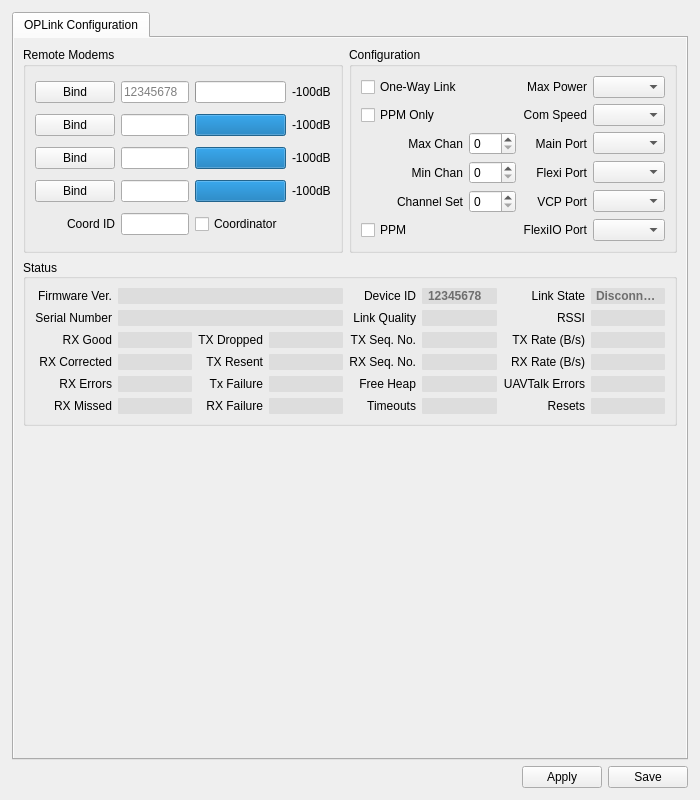
The window that ground/openpilotgcs/src/plugins/config/pipxtreme.ui (openpilot/OpenPilot) describes before a commit, drawn with Qt 5.
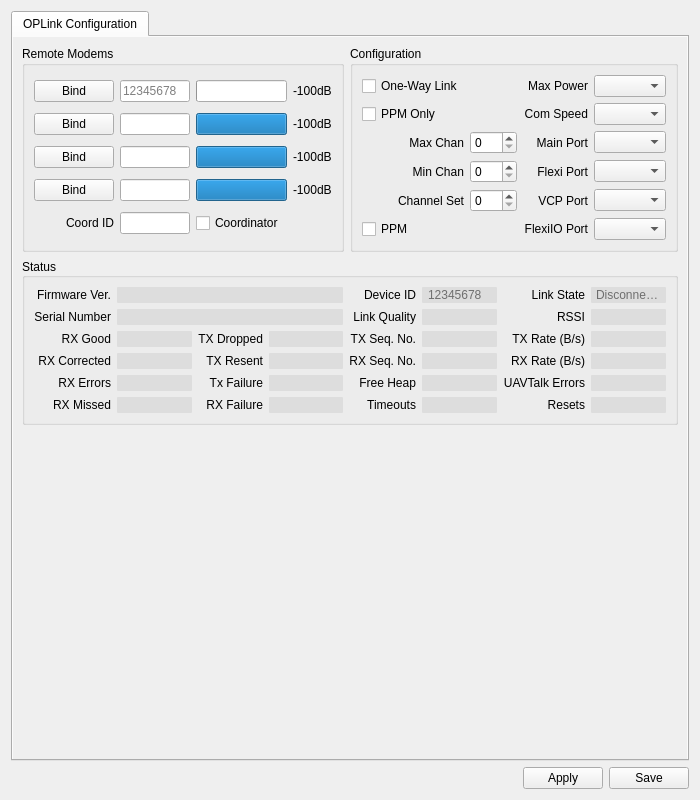
The same window after the commit. Icons and pictures are not drawn.

Commit message: OP-1088 Phase two, clean up the code behind the GUI.

The edit to the form file:
```diff
--- a/ground/openpilotgcs/src/plugins/config/pipxtreme.ui
+++ b/ground/openpilotgcs/src/plugins/config/pipxtreme.ui
@@ -14,18 +14,6 @@
    <string>Form</string>
   </property>
   <layout class="QVBoxLayout" name="verticalLayout_3">
-   <property name="leftMargin">
-    <number>12</number>
-   </property>
-   <property name="topMargin">
-    <number>12</number>
-   </property>
-   <property name="rightMargin">
-    <number>12</number>
-   </property>
-   <property name="bottomMargin">
-    <number>12</number>
-   </property>
    <item>
     <widget class="QTabWidget" name="tabWidget">
      <property name="currentIndex">
@@ -64,8 +52,8 @@
            <rect>
             <x>0</x>
             <y>0</y>
-            <width>670</width>
-            <height>702</height>
+            <width>678</width>
+            <height>714</height>
            </rect>
           </property>
           <layout class="QGridLayout" name="gridLayout">
@@ -575,12 +563,6 @@
                   <height>16777215</height>
                  </size>
                 </property>
-                <property name="font">
-                 <font>
-                  <weight>75</weight>
-                  <bold>true</bold>
-                 </font>
-                </property>
                 <property name="styleSheet">
                  <string notr="true">QLineEdit {
 			      border: none;
@@ -635,12 +617,6 @@
                   <height>16777215</height>
                  </size>
                 </property>
-                <property name="font">
-                 <font>
-                  <weight>75</weight>
-                  <bold>true</bold>
-                 </font>
-                </property>
                 <property name="toolTip">
                  <string>The modems current state</string>
                 </property>
@@ -689,12 +665,6 @@
                   <height>16777215</height>
                  </size>
                 </property>
-                <property name="font">
-                 <font>
-                  <weight>75</weight>
-                  <bold>true</bold>
-                 </font>
-                </property>
                 <property name="styleSheet">
                  <string notr="true">QLineEdit {
 			      border: none;
@@ -727,12 +697,6 @@
                   <height>16777215</height>
                  </size>
                 </property>
-                <property name="font">
-                 <font>
-                  <weight>75</weight>
-                  <bold>true</bold>
-                 </font>
-                </property>
                 <property name="styleSheet">
                  <string notr="true">QLineEdit {
 			      border: none;
@@ -743,6 +707,9 @@
 			      /*     selection-background-color: darkgray;*/
 			      }</string>
                 </property>
+                <property name="frame">
+                 <bool>false</bool>
+                </property>
                 <property name="readOnly">
                  <bool>true</bool>
                 </property>
@@ -778,13 +745,6 @@
                   <height>16777215</height>
                  </size>
                 </property>
-                <property name="font">
-                 <font>
-                  <weight>75</weight>
-                  <italic>false</italic>
-                  <bold>true</bold>
-                 </font>
-                </property>
                 <property name="acceptDrops">
                  <bool>false</bool>
                 </property>
@@ -802,7 +762,7 @@
 			      }</string>
                 </property>
                 <property name="frame">
-                 <bool>true</bool>
+                 <bool>false</bool>
                 </property>
                 <property name="alignment">
                  <set>Qt::AlignLeading|Qt::AlignLeft|Qt::AlignVCenter</set>
@@ -840,12 +800,6 @@
                   <height>16777215</height>
                  </size>
                 </property>
-                <property name="font">
-                 <font>
-                  <weight>75</weight>
-                  <bold>true</bold>
-                 </font>
-                </property>
                 <property name="styleSheet">
                  <string notr="true">QLineEdit {
 			      border: none;
@@ -888,12 +842,6 @@
                   <height>16777215</height>
                  </size>
                 </property>
-                <property name="font">
-                 <font>
-                  <weight>75</weight>
-                  <bold>true</bold>
-                 </font>
-                </property>
                 <property name="toolTip">
                  <string>The number of packets that were unable to be transmitted</string>
                 </property>
@@ -907,6 +855,9 @@
 			      /*     selection-background-color: darkgray;*/
 			      }</string>
                 </property>
+                <property name="frame">
+                 <bool>false</bool>
+                </property>
                 <property name="alignment">
                  <set>Qt::AlignLeading|Qt::AlignLeft|Qt::AlignVCenter</set>
                 </property>
@@ -939,12 +890,6 @@
                   <height>16777215</height>
                  </size>
                 </property>
-                <property name="font">
-                 <font>
-                  <weight>75</weight>
-                  <bold>true</bold>
-                 </font>
-                </property>
                 <property name="styleSheet">
                  <string notr="true">QLineEdit {
 			      border: none;
@@ -987,12 +932,6 @@
                   <height>16777215</height>
                  </size>
                 </property>
-                <property name="font">
-                 <font>
-                  <weight>75</weight>
-                  <bold>true</bold>
-                 </font>
-                </property>
                 <property name="styleSheet">
                  <string notr="true">QLineEdit {
 			      border: none;
@@ -1035,12 +974,6 @@
                   <height>16777215</height>
                  </size>
                 </property>
-                <property name="font">
-                 <font>
-                  <weight>75</weight>
-                  <bold>true</bold>
-                 </font>
-                </property>
                 <property name="styleSheet">
                  <string notr="true">QLineEdit {
 			      border: none;
@@ -1077,12 +1010,6 @@
                   <height>16777215</height>
                  </size>
                 </property>
-                <property name="font">
-                 <font>
-                  <weight>75</weight>
-                  <bold>true</bold>
-                 </font>
-                </property>
                 <property name="styleSheet">
                  <string notr="true">QLineEdit {
 			      border: none;
@@ -1131,12 +1058,6 @@
                   <height>16777215</height>
                  </size>
                 </property>
-                <property name="font">
-                 <font>
-                  <weight>75</weight>
-                  <bold>true</bold>
-                 </font>
-                </property>
                 <property name="toolTip">
                  <string>The percentage of packets that were corrected with error correction</string>
                 </property>
@@ -1150,6 +1071,9 @@
 			      /*     selection-background-color: darkgray;*/
 			      }</string>
                 </property>
+                <property name="frame">
+                 <bool>false</bool>
+                </property>
                 <property name="alignment">
                  <set>Qt::AlignLeading|Qt::AlignLeft|Qt::AlignVCenter</set>
                 </property>
@@ -1188,12 +1112,6 @@
                   <height>16777215</height>
                  </size>
                 </property>
-                <property name="font">
-                 <font>
-                  <weight>75</weight>
-                  <bold>true</bold>
-                 </font>
-                </property>
                 <property name="toolTip">
                  <string>The percentage of packets that were corrected with error correction</string>
                 </property>
@@ -1207,6 +1125,9 @@
 			      /*     selection-background-color: darkgray;*/
 			      }</string>
                 </property>
+                <property name="frame">
+                 <bool>false</bool>
+                </property>
                 <property name="alignment">
                  <set>Qt::AlignLeading|Qt::AlignLeft|Qt::AlignVCenter</set>
                 </property>
@@ -1239,12 +1160,6 @@
                   <height>16777215</height>
                  </size>
                 </property>
-                <property name="font">
-                 <font>
-                  <weight>75</weight>
-                  <bold>true</bold>
-                 </font>
-                </property>
                 <property name="toolTip">
                  <string>The percentage of packets that could not be corrected with error correction</string>
                 </property>
@@ -1258,6 +1173,9 @@
 			      /*     selection-background-color: darkgray;*/
 			      }</string>
                 </property>
+                <property name="frame">
+                 <bool>false</bool>
+                </property>
                 <property name="alignment">
                  <set>Qt::AlignLeading|Qt::AlignLeft|Qt::AlignVCenter</set>
                 </property>
@@ -1296,12 +1214,6 @@
                   <height>16777215</height>
                  </size>
                 </property>
-                <property name="font">
-                 <font>
-                  <weight>75</weight>
-                  <bold>true</bold>
-                 </font>
-                </property>
                 <property name="toolTip">
                  <string>The percentage of packets that were not received at all</string>
                 </property>
@@ -1315,6 +1227,9 @@
 			      /*     selection-background-color: darkgray;*/
 			      }</string>
                 </property>
+                <property name="frame">
+                 <bool>false</bool>
+                </property>
                 <property name="alignment">
                  <set>Qt::AlignLeading|Qt::AlignLeft|Qt::AlignVCenter</set>
                 </property>
@@ -1347,12 +1262,6 @@
                   <height>16777215</height>
                  </size>
                 </property>
-                <property name="font">
-                 <font>
-                  <weight>75</weight>
-                  <bold>true</bold>
-                 </font>
-                </property>
                 <property name="toolTip">
                  <string>The number of packets that were unable to be transmitted</string>
                 </property>
@@ -1366,6 +1275,9 @@
 			      /*     selection-background-color: darkgray;*/
 			      }</string>
                 </property>
+                <property name="frame">
+                 <bool>false</bool>
+                </property>
                 <property name="alignment">
                  <set>Qt::AlignLeading|Qt::AlignLeft|Qt::AlignVCenter</set>
                 </property>
@@ -1402,12 +1314,6 @@
                   <height>16777215</height>
                  </size>
                 </property>
-                <property name="font">
-                 <font>
-                  <weight>75</weight>
-                  <bold>true</bold>
-                 </font>
-                </property>
                 <property name="styleSheet">
                  <string notr="true">QLineEdit {
 			      border: none;
@@ -1444,12 +1350,6 @@
                   <height>16777215</height>
                  </size>
                 </property>
-                <property name="font">
-                 <font>
-                  <weight>75</weight>
-                  <bold>true</bold>
-                 </font>
-                </property>
                 <property name="styleSheet">
                  <string notr="true">QLineEdit {
 			      border: none;
@@ -1460,6 +1360,9 @@
 			      /*     selection-background-color: darkgray;*/
 			      }</string>
                 </property>
+                <property name="frame">
+                 <bool>false</bool>
+                </property>
                 <property name="readOnly">
                  <bool>true</bool>
                 </property>
@@ -1483,12 +1386,6 @@
                   <height>16777215</height>
                  </size>
                 </property>
-                <property name="font">
-                 <font>
-                  <weight>75</weight>
-                  <bold>true</bold>
-                 </font>
-                </property>
                 <property name="styleSheet">
                  <string notr="true">QLineEdit {
 			      border: none;
@@ -1521,12 +1418,6 @@
                   <height>16777215</height>
                  </size>
                 </property>
-                <property name="font">
-                 <font>
-                  <weight>75</weight>
-                  <bold>true</bold>
-                 </font>
-                </property>
                 <property name="styleSheet">
                  <string notr="true">QLineEdit {
 			      border: none;
@@ -1563,12 +1454,6 @@
                   <height>16777215</height>
                  </size>
                 </property>
-                <property name="font">
-                 <font>
-                  <weight>75</weight>
-                  <bold>true</bold>
-                 </font>
-                </property>
                 <property name="styleSheet">
                  <string notr="true">QLineEdit {
 			      border: none;
@@ -1627,12 +1512,6 @@
                   <height>16777215</height>
                  </size>
                 </property>
-                <property name="font">
-                 <font>
-                  <weight>75</weight>
-                  <bold>true</bold>
-                 </font>
-                </property>
                 <property name="toolTip">
                  <string>The percentage of packets that were not received at all</string>
                 </property>
@@ -1646,6 +1525,9 @@
 			      /*     selection-background-color: darkgray;*/
 			      }</string>
                 </property>
+                <property name="frame">
+                 <bool>false</bool>
+                </property>
                 <property name="alignment">
                  <set>Qt::AlignLeading|Qt::AlignLeft|Qt::AlignVCenter</set>
                 </property>
@@ -1680,6 +1562,9 @@
    </item>
    <item>
     <layout class="QHBoxLayout" name="submitButtons">
+     <property name="spacing">
+      <number>6</number>
+     </property>
      <item>
       <spacer name="horizontalSpacer">
        <property name="orientation">
@@ -1704,8 +1589,8 @@
        </property>
        <property name="iconSize">
         <size>
-         <width>32</width>
-         <height>32</height>
+         <width>25</width>
+         <height>25</height>
         </size>
        </property>
        <property name="flat">
```
The commit also changes 6 other files.
